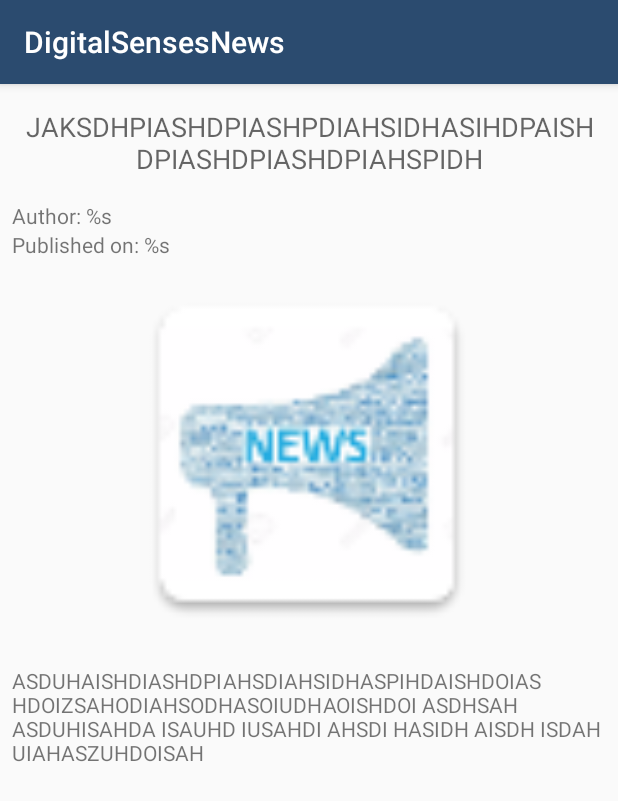
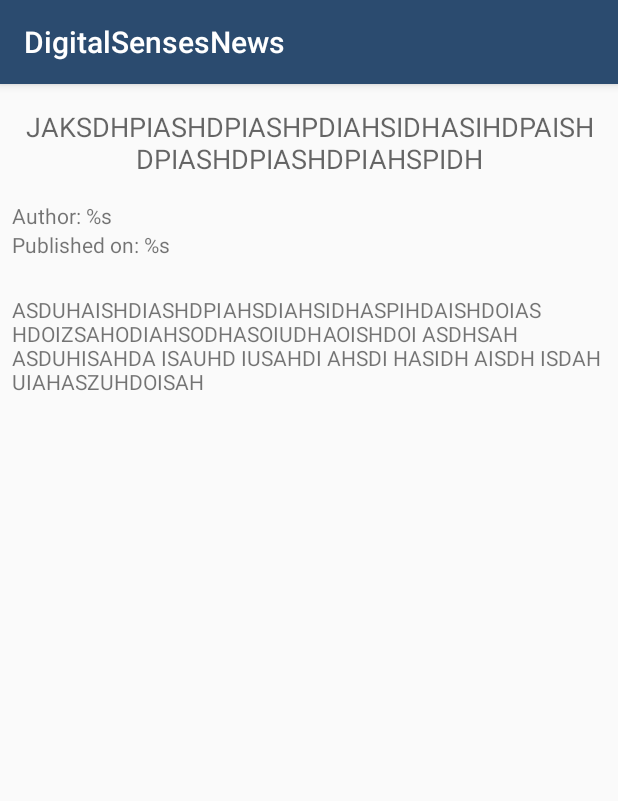
Before and after one commit to CaueP/DigitalSensesNews, an Android app: the fragment FragmentNews placed in its activity, on a phone screen of 412 x 824 dp. Shown: the top 801 px of the screen. Run offline under Robolectric (Android 15) with nearby library versions, the phone set to English and light mode, and no system bars; pictures from the network do not load; 1 statement that could not run was skipped.

```diff
--- a/app/src/main/java/com/cauep/digitalsensesnews/MainActivity.java
+++ b/app/src/main/java/com/cauep/digitalsensesnews/MainActivity.java
@@ -58,7 +58,7 @@ public class MainActivity extends AppCompatActivity
 
         mainPageProgressBar = (ProgressBar) findViewById(R.id.main_page_progressBar);
 
-        mainPageProgressBar.setVisibility(View.VISIBLE);
+        showProgressAnimation();
 
         loadCategories();
         //loadFakeNews("pt", "tech");
@@ -79,12 +79,12 @@ public class MainActivity extends AppCompatActivity
     private void loadCategories() {
         Call<ArrayList<Category>> categoriesCall = categoryService.getCategories();
 
-        mainPageProgressBar.setVisibility(View.VISIBLE);
+        showProgressAnimation();
 
         Callback<ArrayList<Category>> categoriesCallback = new Callback<ArrayList<Category>>() {
             @Override
             public void onResponse(Call<ArrayList<Category>> call, Response<ArrayList<Category>> response) {
-                mainPageProgressBar.setVisibility(View.INVISIBLE);
+                hideProgressAnimation();
 
                 if (response.isSuccessful()) {
                     Log.d(TAG, "loadCategories - onResponse isSuccessful");
@@ -100,12 +100,20 @@ public class MainActivity extends AppCompatActivity
 
             @Override
             public void onFailure(Call<ArrayList<Category>> call, Throwable t) {
-                mainPageProgressBar.setVisibility(View.INVISIBLE);
+                hideProgressAnimation();
                 Log.d(TAG, "loadCategories - onFailure: " + t.getMessage());
             }
         };
 
         categoriesCall.enqueue(categoriesCallback);
+    }
+
+    void hideProgressAnimation(){
+        mainPageProgressBar.setVisibility(View.INVISIBLE);
+    }
+
+    void showProgressAnimation(){
+        mainPageProgressBar.setVisibility(View.VISIBLE);
     }
 
     /**
@@ -116,12 +124,12 @@ public class MainActivity extends AppCompatActivity
      */
     private void loadNews(String language, String category) {
         Call<ArrayList<News>> newsCall = newsService.getNews(language, category);
-        mainPageProgressBar.setVisibility(View.VISIBLE);
+        showProgressAnimation();
 
         Callback<ArrayList<News>> newsCallback = new Callback<ArrayList<News>>() {
             @Override
             public void onResponse(Call<ArrayList<News>> call, Response<ArrayList<News>> response) {
-                mainPageProgressBar.setVisibility(View.INVISIBLE);
+                hideProgressAnimation();
                 if (response.isSuccessful()) {
                     Log.d(TAG, "loadNews - onResponse isSuccessful");
                     newsList = response.body();
@@ -136,7 +144,7 @@ public class MainActivity extends AppCompatActivity
 
             @Override
             public void onFailure(Call<ArrayList<News>> call, Throwable t) {
-                mainPageProgressBar.setVisibility(View.INVISIBLE);
+                hideProgressAnimation();
                 Log.d(TAG, "loadNews - onFailure: " + t.getMessage());
             }
         };
--- a/app/src/main/res/layout/activity_main.xml
+++ b/app/src/main/res/layout/activity_main.xml
@@ -6,17 +6,6 @@
     android:layout_width="match_parent"
     android:layout_height="match_parent"
     tools:context="com.cauep.digitalsensesnews.MainActivity">
-
-    <FrameLayout
-        android:id="@+id/fragment_container"
-        android:layout_width="0dp"
-        android:layout_height="0dp"
-        app:layout_constraintBottom_toBottomOf="parent"
-        app:layout_constraintLeft_toLeftOf="parent"
-        app:layout_constraintRight_toRightOf="parent"
-        app:layout_constraintTop_toTopOf="parent">
-
-    </FrameLayout>
 
     <ProgressBar
         android:id="@+id/main_page_progressBar"
@@ -28,10 +17,23 @@
         android:layout_marginLeft="8dp"
         android:layout_marginRight="8dp"
         android:layout_marginTop="8dp"
-        android:visibility="invisible"
         android:contentDescription="@string/loading_content"
         app:layout_constraintBottom_toBottomOf="parent"
         app:layout_constraintLeft_toLeftOf="parent"
         app:layout_constraintRight_toRightOf="parent"
         app:layout_constraintTop_toTopOf="parent" />
+
+    <FrameLayout
+        android:id="@+id/fragment_container"
+        android:layout_width="0dp"
+        android:layout_height="0dp"
+        android:visibility="visible"
+        app:layout_constraintBottom_toBottomOf="parent"
+        app:layout_constraintLeft_toLeftOf="parent"
+        app:layout_constraintRight_toRightOf="parent"
+        app:layout_constraintTop_toTopOf="parent">
+
+    </FrameLayout>
+
+
 </android.support.constraint.ConstraintLayout>
--- a/app/src/main/res/layout/fragment_news.xml
+++ b/app/src/main/res/layout/fragment_news.xml
@@ -47,11 +47,14 @@
         android:contentDescription="@string/news_image_description"
 
         />
-
+    <ScrollView xmlns:android="http://schemas.android.com/apk/res/android"
+        xmlns:tools="http://schemas.android.com/tools"
+        android:layout_width="match_parent"
+        android:layout_height="match_parent">
     <TextView
         android:id="@+id/textView_news_body"
         android:layout_width="match_parent"
-        android:layout_height="0dp"
+        android:layout_height="wrap_content"
         android:layout_weight="3"
         android:focusable="true"
         android:focusableInTouchMode="true"
@@ -59,4 +62,5 @@
         android:text="ASDUHAISHDIASHDPIAHSDIAHSIDHASPIHDAISHDOIASHDOIZSAHODIAHSODHASOIUDHAOISHDOI ASDHSAH ASDUHISAHDA ISAUHD IUSAHDI AHSDI HASIDH AISDH ISDAH UIAHASZUHDOISAH"
 
         />
+    </ScrollView>
 </LinearLayout>
```
